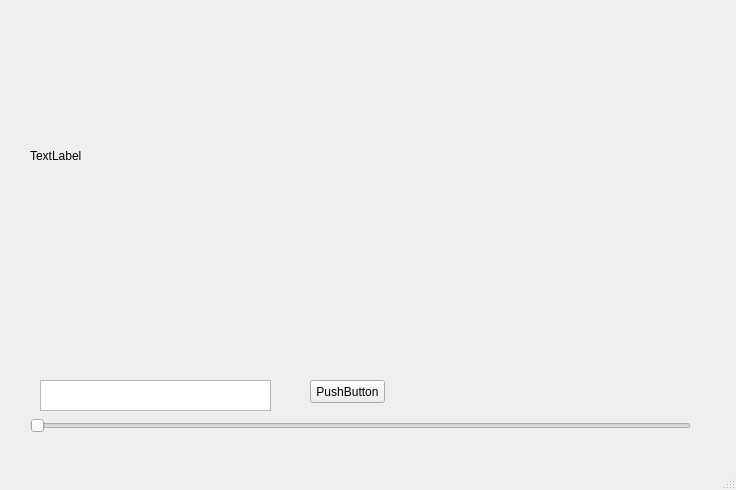
Qt form MainWindow.ui (juanes10z/ENTREGABLE_3_INFO) before a commit.
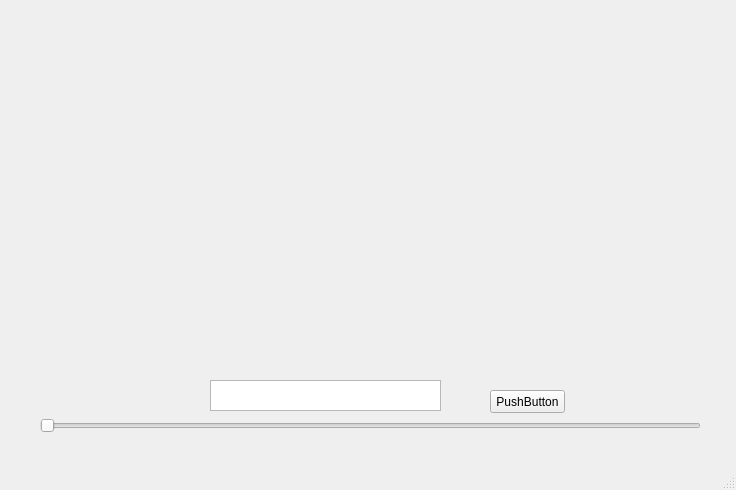
The same form after that commit.

Diff of the .ui file:
```diff
--- a/MainWindow.ui
+++ b/MainWindow.ui
@@ -17,7 +17,7 @@
    <widget class="QSlider" name="slider">
     <property name="geometry">
      <rect>
-      <x>30</x>
+      <x>40</x>
       <y>410</y>
       <width>661</width>
       <height>31</height>
@@ -30,20 +30,20 @@
    <widget class="QLabel" name="label">
     <property name="geometry">
      <rect>
-      <x>30</x>
-      <y>30</y>
-      <width>641</width>
-      <height>251</height>
+      <x>10</x>
+      <y>10</y>
+      <width>721</width>
+      <height>351</height>
      </rect>
     </property>
     <property name="text">
-     <string>TextLabel</string>
+     <string/>
     </property>
    </widget>
    <widget class="QPlainTextEdit" name="plainTextEdit">
     <property name="geometry">
      <rect>
-      <x>40</x>
+      <x>210</x>
       <y>380</y>
       <width>231</width>
       <height>31</height>
@@ -53,8 +53,8 @@
    <widget class="QPushButton" name="pushButton">
     <property name="geometry">
      <rect>
-      <x>310</x>
-      <y>380</y>
+      <x>490</x>
+      <y>390</y>
       <width>75</width>
       <height>23</height>
      </rect>
```
Left out of the diff: 2 changed lines with no effect on the pictures.
